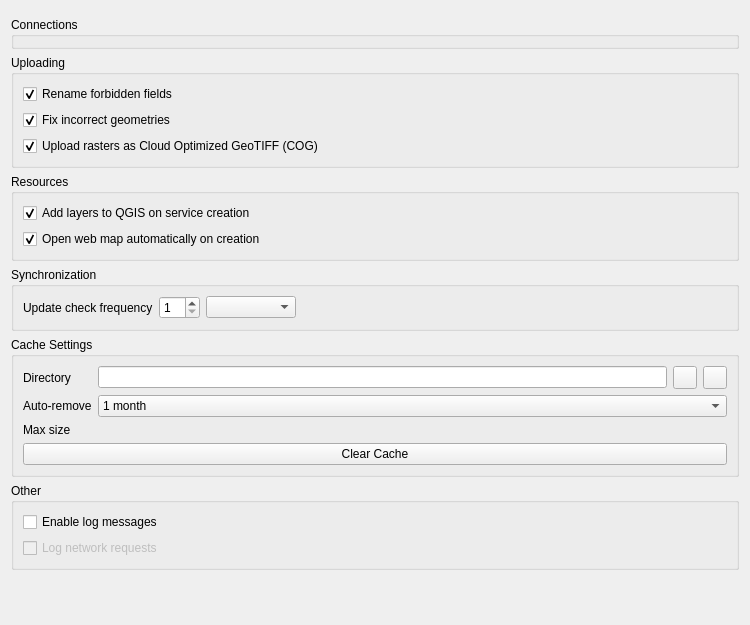
Qt form src/nextgis_connect/settings/settings_dialog_base.ui (nextgis/nextgis_connect) before a commit.
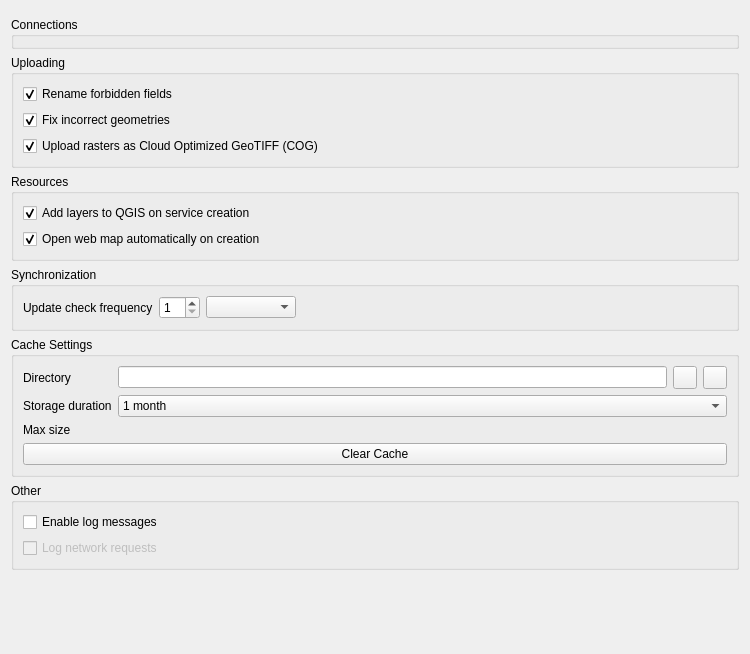
The same form after that commit. Custom widgets are drawn as their Qt base class.

Patch:
```diff
--- a/src/nextgis_connect/settings/settings_dialog_base.ui
+++ b/src/nextgis_connect/settings/settings_dialog_base.ui
@@ -7,7 +7,7 @@
     <x>0</x>
     <y>0</y>
     <width>750</width>
-    <height>625</height>
+    <height>654</height>
    </rect>
   </property>
   <property name="sizePolicy">
@@ -219,7 +219,7 @@
         <item row="1" column="0">
          <widget class="QLabel" name="autoRemoveLabel">
           <property name="text">
-           <string>Auto-remove</string>
+           <string>Storage duration</string>
           </property>
          </widget>
         </item>
```
